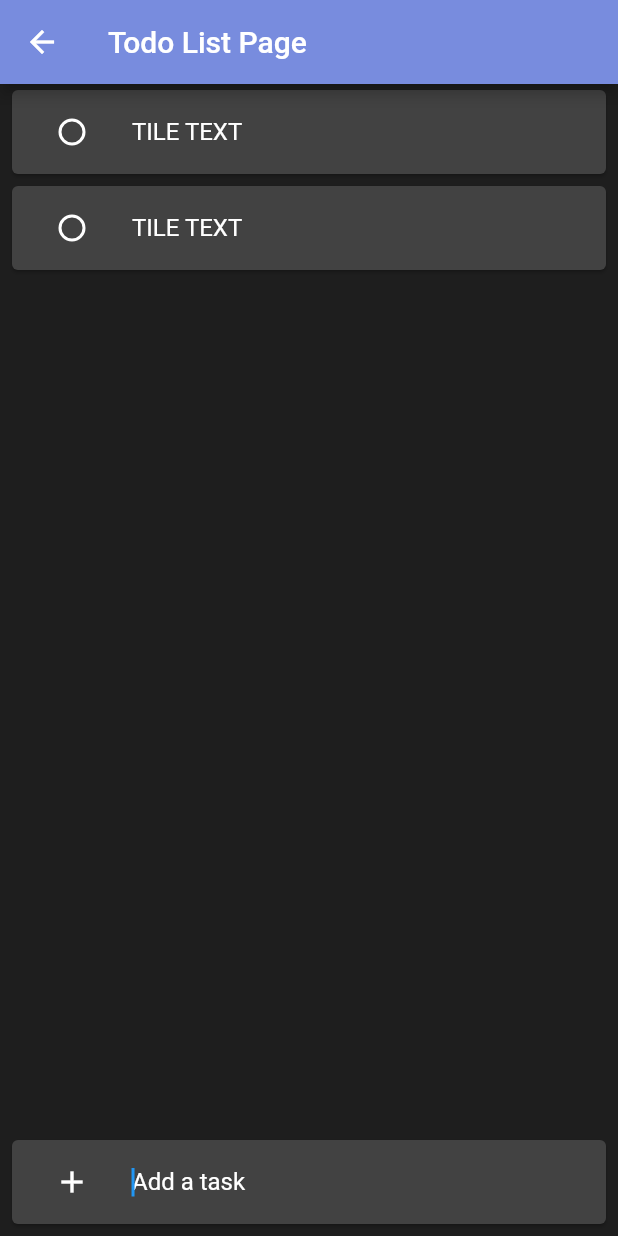
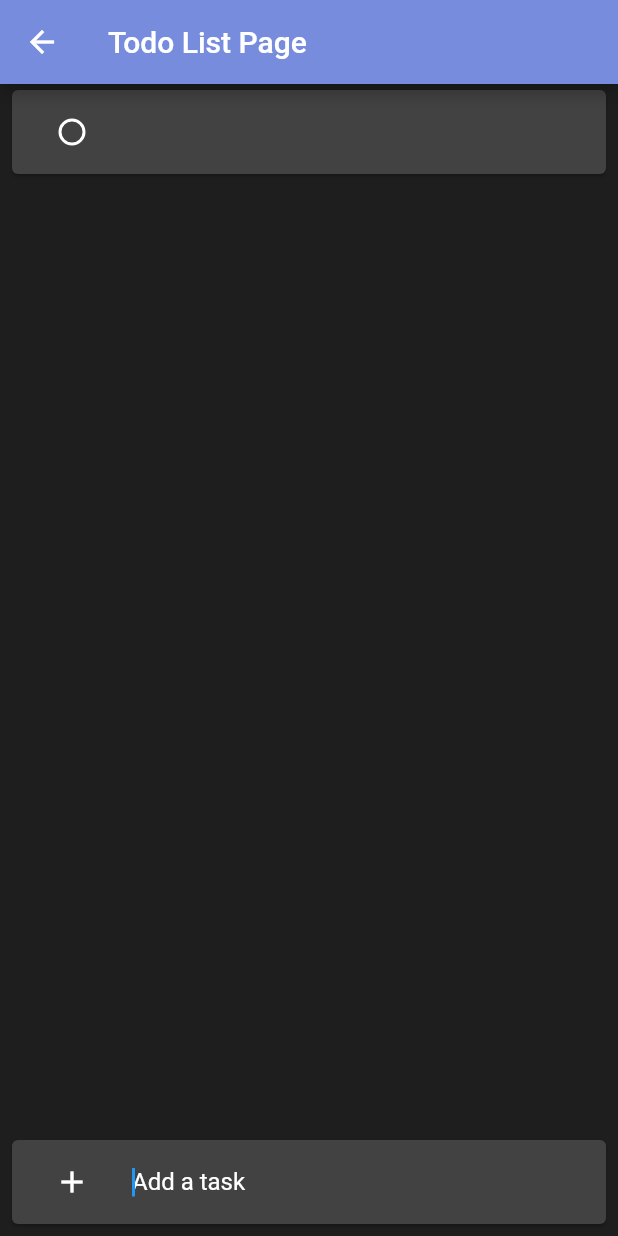
Before and after one commit to samuelobe/todolistapp, a Flutter app: the TodoPage screen opened directly, after a tap on the "add" icon, on a phone screen of 412 x 824 dp. Run offline on Flutter 3.47's test engine with Material 2 defaults, Android fonts, the phone set to English and light mode, and no system bars; our stand-ins replace bloc, equatable, flutter_bloc.

Commit message:
Added some basic state management to todo_page

```diff
--- a/lib/cubit/todo_cubit.dart
+++ b/lib/cubit/todo_cubit.dart
@@ -4,5 +4,8 @@ import 'package:todolistapp/models/todo.dart';
 class TodoCubit extends Cubit<List<Todo>> {
   TodoCubit() : super([]);
 
-  void addTodo(Todo item) => emit(state);
+  void addTodo(Todo item) {
+    state.add(item);
+    emit(state);
+  }
 }
--- a/lib/models/todo.dart
+++ b/lib/models/todo.dart
@@ -10,6 +10,5 @@ class Todo extends Equatable {
   });
 
   @override
-  // TODO: implement props
   List<Object?> get props => [isSelected, taskName];
 }
--- a/lib/pages/todo_page.dart
+++ b/lib/pages/todo_page.dart
@@ -9,6 +9,8 @@ class TodoPage extends StatefulWidget {
 }
 
 class _TodoPageState extends State<TodoPage> {
+  final TextEditingController _textController = TextEditingController();
+  List<String> todoItems = [];
   @override
   Widget build(BuildContext context) {
     return Scaffold(
@@ -17,8 +19,13 @@ class _TodoPageState extends State<TodoPage> {
       ),
       body: Stack(
         children: [
-          ListView(
-            children: const [TodoItem(), TodoItem()],
+          ListView.builder(
+            itemCount: todoItems.length,
+            itemBuilder: (BuildContext context, int index) {
+              return TodoItem(
+                text: todoItems[index],
+              );
+            },
           ),
           Column(
             mainAxisAlignment: MainAxisAlignment.end,
@@ -30,11 +37,19 @@ class _TodoPageState extends State<TodoPage> {
                       leading: IconButton(
                         color: Colors.white,
                         icon: const Icon(Icons.add),
-                        onPressed: () {},
+                        onPressed: () {
+                          setState(() {
+                            todoItems.add(_textController.text);
+                            _textController.clear();
+                          });
+                        },
                       ),
-                      title: const TextField(
+                      title: TextField(
+                        style: const TextStyle(color: Colors.white),
+                        controller: _textController,
+                        onChanged: (value) {},
                         autofocus: true,
-                        decoration: InputDecoration(
+                        decoration: const InputDecoration(
                             hintStyle: TextStyle(color: Colors.white),
                             hintText: "Add a task",
                             border: InputBorder.none),
```
